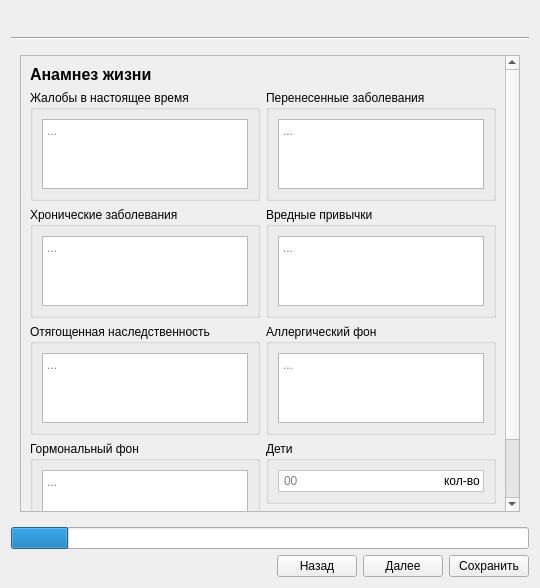
Old version of the form project/forms/Examination_edit.ui in the repository Galoev/nutritionist-helper.
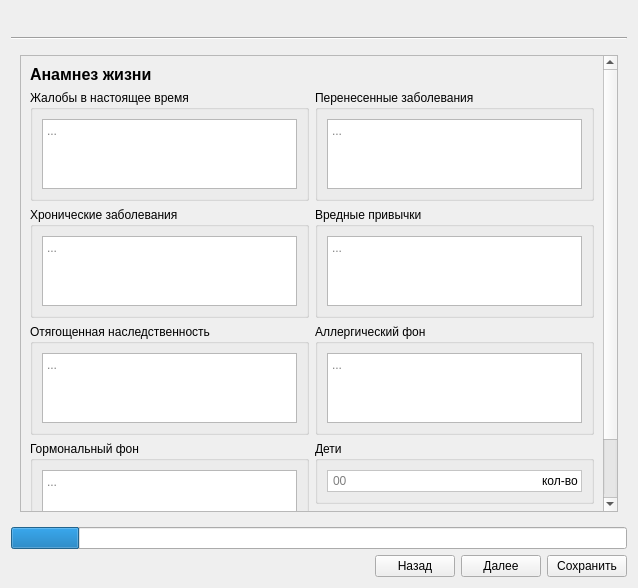
New version of the form. The open tabs and pages were chosen to show the change. Icons and pictures are not drawn.

Commit message: Исправлены мелки баги

What changed in the file:
```diff
--- a/project/forms/Examination_edit.ui
+++ b/project/forms/Examination_edit.ui
@@ -6,7 +6,7 @@
    <rect>
     <x>0</x>
     <y>0</y>
-    <width>540</width>
+    <width>638</width>
     <height>588</height>
    </rect>
   </property>
@@ -1115,8 +1115,8 @@
            <rect>
             <x>0</x>
             <y>0</y>
-            <width>488</width>
-            <height>526</height>
+            <width>588</width>
+            <height>564</height>
            </rect>
           </property>
           <layout class="QGridLayout" name="gridLayout_8">
@@ -1135,8 +1135,8 @@
                  <string>&lt;!DOCTYPE HTML PUBLIC &quot;-//W3C//DTD HTML 4.0//EN&quot; &quot;http://www.w3.org/TR/REC-html40/strict.dtd&quot;&gt;
 &lt;html&gt;&lt;head&gt;&lt;meta name=&quot;qrichtext&quot; content=&quot;1&quot; /&gt;&lt;style type=&quot;text/css&quot;&gt;
 p, li { white-space: pre-wrap; }
-&lt;/style&gt;&lt;/head&gt;&lt;body style=&quot; font-family:'MS Shell Dlg 2'; font-size:8.25pt; font-weight:400; font-style:normal;&quot;&gt;
-&lt;p style=&quot;-qt-paragraph-type:empty; margin-top:0px; margin-bottom:0px; margin-left:0px; margin-right:0px; -qt-block-indent:0; text-indent:0px;&quot;&gt;&lt;br /&gt;&lt;/p&gt;&lt;/body&gt;&lt;/html&gt;</string>
+&lt;/style&gt;&lt;/head&gt;&lt;body style=&quot; font-family:'.SF NS Text'; font-size:13pt; font-weight:400; font-style:normal;&quot;&gt;
+&lt;p style=&quot;-qt-paragraph-type:empty; margin-top:0px; margin-bottom:0px; margin-left:0px; margin-right:0px; -qt-block-indent:0; text-indent:0px; font-family:'MS Shell Dlg 2'; font-size:8.25pt;&quot;&gt;&lt;br /&gt;&lt;/p&gt;&lt;/body&gt;&lt;/html&gt;</string>
                 </property>
                 <property name="placeholderText">
                  <string>...</string>
@@ -1161,8 +1161,8 @@
                  <string>&lt;!DOCTYPE HTML PUBLIC &quot;-//W3C//DTD HTML 4.0//EN&quot; &quot;http://www.w3.org/TR/REC-html40/strict.dtd&quot;&gt;
 &lt;html&gt;&lt;head&gt;&lt;meta name=&quot;qrichtext&quot; content=&quot;1&quot; /&gt;&lt;style type=&quot;text/css&quot;&gt;
 p, li { white-space: pre-wrap; }
-&lt;/style&gt;&lt;/head&gt;&lt;body style=&quot; font-family:'MS Shell Dlg 2'; font-size:8.25pt; font-weight:400; font-style:normal;&quot;&gt;
-&lt;p style=&quot;-qt-paragraph-type:empty; margin-top:0px; margin-bottom:0px; margin-left:0px; margin-right:0px; -qt-block-indent:0; text-indent:0px;&quot;&gt;&lt;br /&gt;&lt;/p&gt;&lt;/body&gt;&lt;/html&gt;</string>
+&lt;/style&gt;&lt;/head&gt;&lt;body style=&quot; font-family:'.SF NS Text'; font-size:13pt; font-weight:400; font-style:normal;&quot;&gt;
+&lt;p style=&quot;-qt-paragraph-type:empty; margin-top:0px; margin-bottom:0px; margin-left:0px; margin-right:0px; -qt-block-indent:0; text-indent:0px; font-family:'MS Shell Dlg 2'; font-size:8.25pt;&quot;&gt;&lt;br /&gt;&lt;/p&gt;&lt;/body&gt;&lt;/html&gt;</string>
                 </property>
                 <property name="placeholderText">
                  <string>...</string>
@@ -1187,8 +1187,8 @@
                  <string>&lt;!DOCTYPE HTML PUBLIC &quot;-//W3C//DTD HTML 4.0//EN&quot; &quot;http://www.w3.org/TR/REC-html40/strict.dtd&quot;&gt;
 &lt;html&gt;&lt;head&gt;&lt;meta name=&quot;qrichtext&quot; content=&quot;1&quot; /&gt;&lt;style type=&quot;text/css&quot;&gt;
 p, li { white-space: pre-wrap; }
-&lt;/style&gt;&lt;/head&gt;&lt;body style=&quot; font-family:'MS Shell Dlg 2'; font-size:8.25pt; font-weight:400; font-style:normal;&quot;&gt;
-&lt;p style=&quot;-qt-paragraph-type:empty; margin-top:0px; margin-bottom:0px; margin-left:0px; margin-right:0px; -qt-block-indent:0; text-indent:0px;&quot;&gt;&lt;br /&gt;&lt;/p&gt;&lt;/body&gt;&lt;/html&gt;</string>
+&lt;/style&gt;&lt;/head&gt;&lt;body style=&quot; font-family:'.SF NS Text'; font-size:13pt; font-weight:400; font-style:normal;&quot;&gt;
+&lt;p style=&quot;-qt-paragraph-type:empty; margin-top:0px; margin-bottom:0px; margin-left:0px; margin-right:0px; -qt-block-indent:0; text-indent:0px; font-family:'MS Shell Dlg 2'; font-size:8.25pt;&quot;&gt;&lt;br /&gt;&lt;/p&gt;&lt;/body&gt;&lt;/html&gt;</string>
                 </property>
                 <property name="placeholderText">
                  <string>...</string>
@@ -1213,8 +1213,8 @@
                  <string>&lt;!DOCTYPE HTML PUBLIC &quot;-//W3C//DTD HTML 4.0//EN&quot; &quot;http://www.w3.org/TR/REC-html40/strict.dtd&quot;&gt;
 &lt;html&gt;&lt;head&gt;&lt;meta name=&quot;qrichtext&quot; content=&quot;1&quot; /&gt;&lt;style type=&quot;text/css&quot;&gt;
 p, li { white-space: pre-wrap; }
-&lt;/style&gt;&lt;/head&gt;&lt;body style=&quot; font-family:'MS Shell Dlg 2'; font-size:8.25pt; font-weight:400; font-style:normal;&quot;&gt;
-&lt;p style=&quot;-qt-paragraph-type:empty; margin-top:0px; margin-bottom:0px; margin-left:0px; margin-right:0px; -qt-block-indent:0; text-indent:0px;&quot;&gt;&lt;br /&gt;&lt;/p&gt;&lt;/body&gt;&lt;/html&gt;</string>
+&lt;/style&gt;&lt;/head&gt;&lt;body style=&quot; font-family:'.SF NS Text'; font-size:13pt; font-weight:400; font-style:normal;&quot;&gt;
+&lt;p style=&quot;-qt-paragraph-type:empty; margin-top:0px; margin-bottom:0px; margin-left:0px; margin-right:0px; -qt-block-indent:0; text-indent:0px; font-family:'MS Shell Dlg 2'; font-size:8.25pt;&quot;&gt;&lt;br /&gt;&lt;/p&gt;&lt;/body&gt;&lt;/html&gt;</string>
                 </property>
                 <property name="placeholderText">
                  <string>...</string>
@@ -1265,8 +1265,8 @@
                  <string>&lt;!DOCTYPE HTML PUBLIC &quot;-//W3C//DTD HTML 4.0//EN&quot; &quot;http://www.w3.org/TR/REC-html40/strict.dtd&quot;&gt;
 &lt;html&gt;&lt;head&gt;&lt;meta name=&quot;qrichtext&quot; content=&quot;1&quot; /&gt;&lt;style type=&quot;text/css&quot;&gt;
 p, li { white-space: pre-wrap; }
-&lt;/style&gt;&lt;/head&gt;&lt;body style=&quot; font-family:'MS Shell Dlg 2'; font-size:8.25pt; font-weight:400; font-style:normal;&quot;&gt;
-&lt;p style=&quot;-qt-paragraph-type:empty; margin-top:0px; margin-bottom:0px; margin-left:0px; margin-right:0px; -qt-block-indent:0; text-indent:0px;&quot;&gt;&lt;br /&gt;&lt;/p&gt;&lt;/body&gt;&lt;/html&gt;</string>
+&lt;/style&gt;&lt;/head&gt;&lt;body style=&quot; font-family:'.SF NS Text'; font-size:13pt; font-weight:400; font-style:normal;&quot;&gt;
+&lt;p style=&quot;-qt-paragraph-type:empty; margin-top:0px; margin-bottom:0px; margin-left:0px; margin-right:0px; -qt-block-indent:0; text-indent:0px; font-family:'MS Shell Dlg 2'; font-size:8.25pt;&quot;&gt;&lt;br /&gt;&lt;/p&gt;&lt;/body&gt;&lt;/html&gt;</string>
                 </property>
                 <property name="placeholderText">
                  <string>...</string>
@@ -1291,8 +1291,8 @@
                  <string>&lt;!DOCTYPE HTML PUBLIC &quot;-//W3C//DTD HTML 4.0//EN&quot; &quot;http://www.w3.org/TR/REC-html40/strict.dtd&quot;&gt;
 &lt;html&gt;&lt;head&gt;&lt;meta name=&quot;qrichtext&quot; content=&quot;1&quot; /&gt;&lt;style type=&quot;text/css&quot;&gt;
 p, li { white-space: pre-wrap; }
-&lt;/style&gt;&lt;/head&gt;&lt;body style=&quot; font-family:'MS Shell Dlg 2'; font-size:8.25pt; font-weight:400; font-style:normal;&quot;&gt;
-&lt;p style=&quot;-qt-paragraph-type:empty; margin-top:0px; margin-bottom:0px; margin-left:0px; margin-right:0px; -qt-block-indent:0; text-indent:0px;&quot;&gt;&lt;br /&gt;&lt;/p&gt;&lt;/body&gt;&lt;/html&gt;</string>
+&lt;/style&gt;&lt;/head&gt;&lt;body style=&quot; font-family:'.SF NS Text'; font-size:13pt; font-weight:400; font-style:normal;&quot;&gt;
+&lt;p style=&quot;-qt-paragraph-type:empty; margin-top:0px; margin-bottom:0px; margin-left:0px; margin-right:0px; -qt-block-indent:0; text-indent:0px; font-family:'MS Shell Dlg 2'; font-size:8.25pt;&quot;&gt;&lt;br /&gt;&lt;/p&gt;&lt;/body&gt;&lt;/html&gt;</string>
                 </property>
                 <property name="placeholderText">
                  <string>...</string>
@@ -1440,8 +1440,8 @@
                  <string>&lt;!DOCTYPE HTML PUBLIC &quot;-//W3C//DTD HTML 4.0//EN&quot; &quot;http://www.w3.org/TR/REC-html40/strict.dtd&quot;&gt;
 &lt;html&gt;&lt;head&gt;&lt;meta name=&quot;qrichtext&quot; content=&quot;1&quot; /&gt;&lt;style type=&quot;text/css&quot;&gt;
 p, li { white-space: pre-wrap; }
-&lt;/style&gt;&lt;/head&gt;&lt;body style=&quot; font-family:'MS Shell Dlg 2'; font-size:8.25pt; font-weight:400; font-style:normal;&quot;&gt;
-&lt;p style=&quot;-qt-paragraph-type:empty; margin-top:0px; margin-bottom:0px; margin-left:0px; margin-right:0px; -qt-block-indent:0; text-indent:0px;&quot;&gt;&lt;br /&gt;&lt;/p&gt;&lt;/body&gt;&lt;/html&gt;</string>
+&lt;/style&gt;&lt;/head&gt;&lt;body style=&quot; font-family:'.SF NS Text'; font-size:13pt; font-weight:400; font-style:normal;&quot;&gt;
+&lt;p style=&quot;-qt-paragraph-type:empty; margin-top:0px; margin-bottom:0px; margin-left:0px; margin-right:0px; -qt-block-indent:0; text-indent:0px; font-family:'MS Shell Dlg 2'; font-size:8.25pt;&quot;&gt;&lt;br /&gt;&lt;/p&gt;&lt;/body&gt;&lt;/html&gt;</string>
                 </property>
                 <property name="placeholderText">
                  <string>...</string>
```
Left out of the diff: 204 changed lines with no effect on the pictures. The commit also changes 2 other files.
